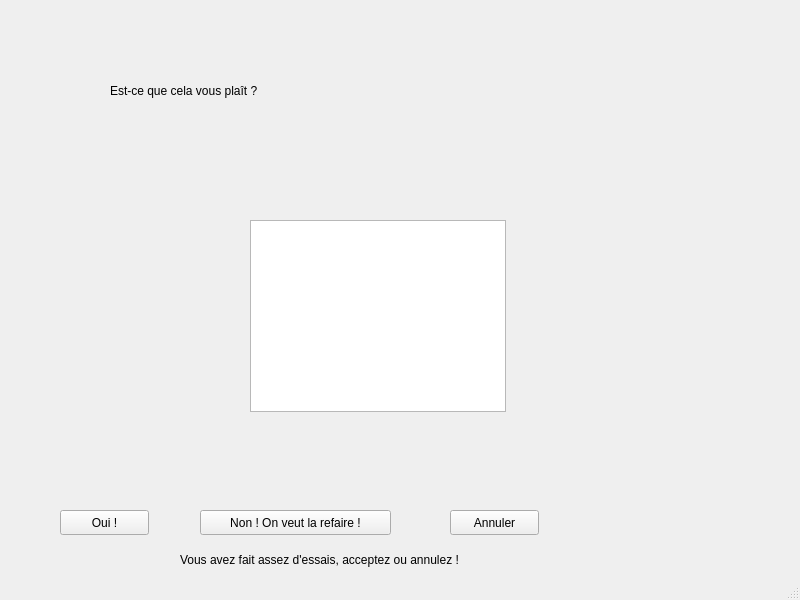
First picture: the form in ui/display.ui, repository gusthiot/42nd_PhotoBooth, before the edit.
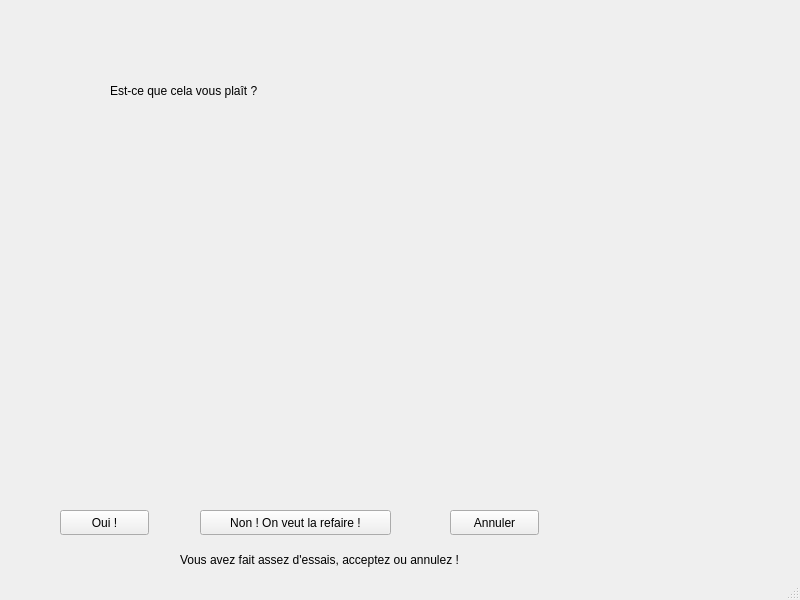
Second picture: the form after the edit.

Diff of the .ui file:
```diff
--- a/ui/display.ui
+++ b/ui/display.ui
@@ -27,16 +27,6 @@
      <string>Est-ce que cela vous plaît ?</string>
     </property>
    </widget>
-   <widget class="QGraphicsView" name="displayView">
-    <property name="geometry">
-     <rect>
-      <x>250</x>
-      <y>220</y>
-      <width>256</width>
-      <height>192</height>
-     </rect>
-    </property>
-   </widget>
    <widget class="QPushButton" name="okButton">
     <property name="geometry">
      <rect>
@@ -89,6 +79,19 @@
      <string>Vous avez fait assez d'essais, acceptez ou annulez !</string>
     </property>
    </widget>
+   <widget class="QLabel" name="imageLabel">
+    <property name="geometry">
+     <rect>
+      <x>230</x>
+      <y>150</y>
+      <width>411</width>
+      <height>291</height>
+     </rect>
+    </property>
+    <property name="text">
+     <string/>
+    </property>
+   </widget>
   </widget>
   <widget class="QStatusBar" name="statusbar"/>
  </widget>
```
